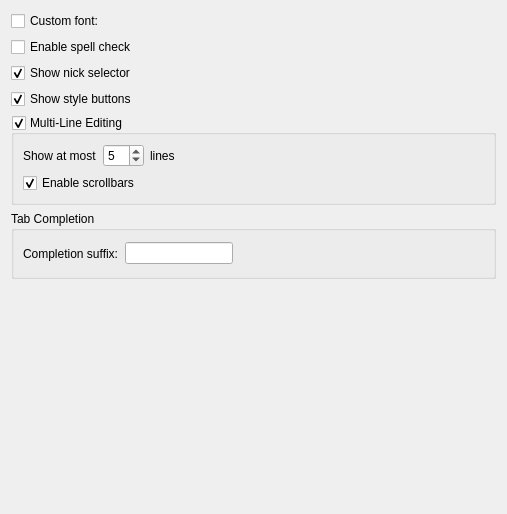
First picture: the form in src/qtui/settingspages/inputwidgetsettingspage.ui, repository quassel/quassel, before the edit.
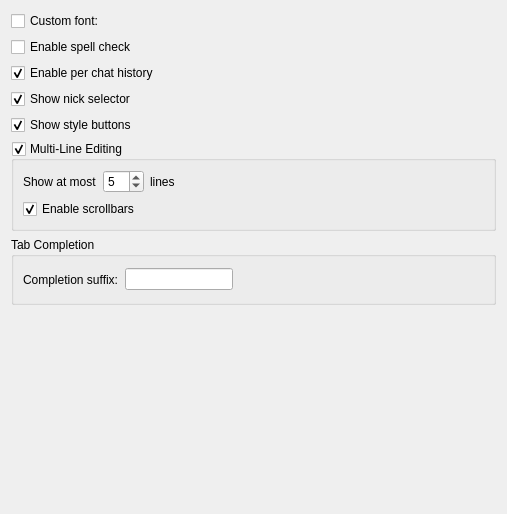
Second picture: the form after the edit. Custom widgets are drawn as their Qt base class.

Commit message:
implemented per chat history
Closes #168

```diff
--- a/src/qtui/settingspages/inputwidgetsettingspage.ui
+++ b/src/qtui/settingspages/inputwidgetsettingspage.ui
@@ -57,6 +57,22 @@
      </property>
     </widget>
    </item>
+   <item>
+    <widget class="QCheckBox" name="enablePerBufferHistory">
+     <property name="text">
+      <string>Enable per chat history</string>
+     </property>
+     <property name="checked">
+      <bool>true</bool>
+     </property>
+     <property name="settingsKey" stdset="0">
+      <string>EnablePerChatHistory</string>
+     </property>
+     <property name="defaultValue" stdset="0">
+      <bool>true</bool>
+     </property>
+    </widget>
+   </item>
    <item>
     <widget class="QCheckBox" name="showNickSelector">
      <property name="text">
```
The commit also changes 4 other files.
